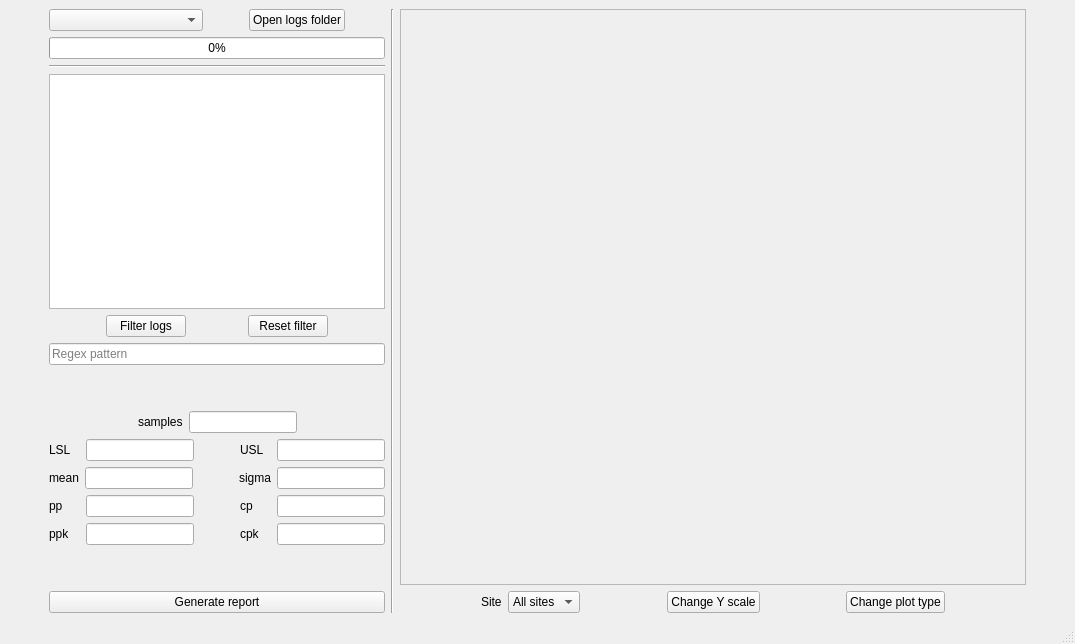
Old version of the form ui/main.ui in the repository Unvire/DataAnalyzer.
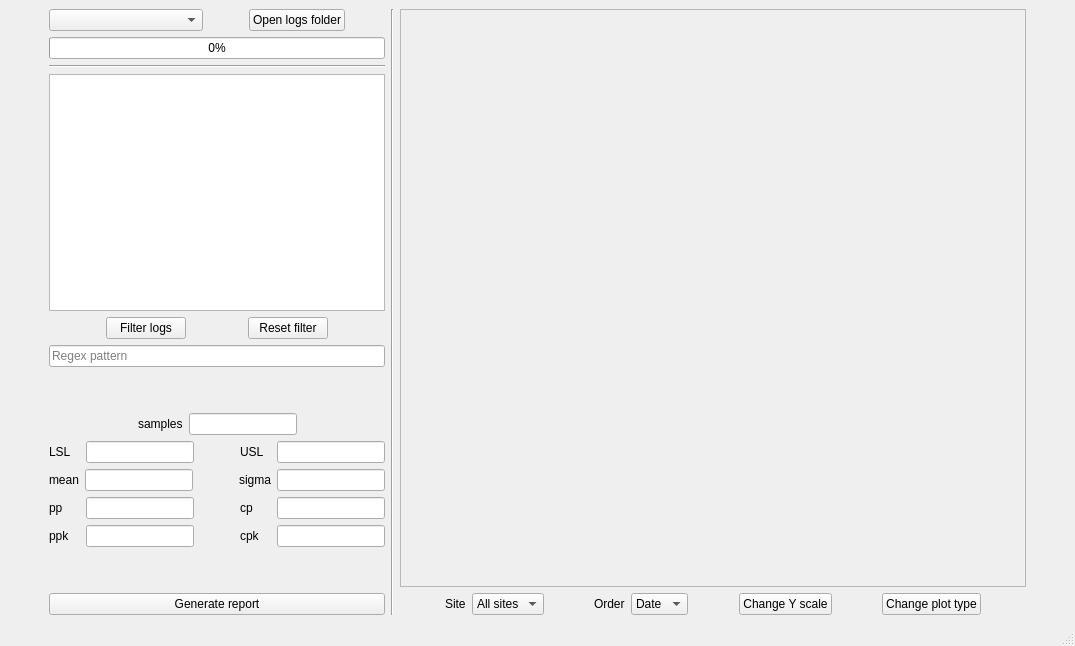
New version of the form.

Commit message: Values of sequence plot can be sorted by date or by site

```diff
--- a/ui/main.ui
+++ b/ui/main.ui
@@ -7,7 +7,7 @@
     <x>0</x>
     <y>0</y>
     <width>1075</width>
-    <height>644</height>
+    <height>646</height>
    </rect>
   </property>
   <property name="windowTitle">
@@ -660,6 +660,43 @@
             </property>
            </spacer>
           </item>
+          <item>
+           <widget class="QLabel" name="siteLabel_2">
+            <property name="text">
+             <string>Order</string>
+            </property>
+           </widget>
+          </item>
+          <item>
+           <widget class="QComboBox" name="plotOrderByComboBox">
+            <property name="statusTip">
+             <string/>
+            </property>
+            <item>
+             <property name="text">
+              <string>Date</string>
+             </property>
+            </item>
+            <item>
+             <property name="text">
+              <string>Sites</string>
+             </property>
+            </item>
+           </widget>
+          </item>
+          <item>
+           <spacer name="horizontalSpacer_18">
+            <property name="orientation">
+             <enum>Qt::Horizontal</enum>
+            </property>
+            <property name="sizeHint" stdset="0">
+             <size>
+              <width>40</width>
+              <height>20</height>
+             </size>
+            </property>
+           </spacer>
+          </item>
           <item>
            <widget class="QPushButton" name="changeYScaleButton">
             <property name="statusTip">
```
The commit also changes 2 other files.
